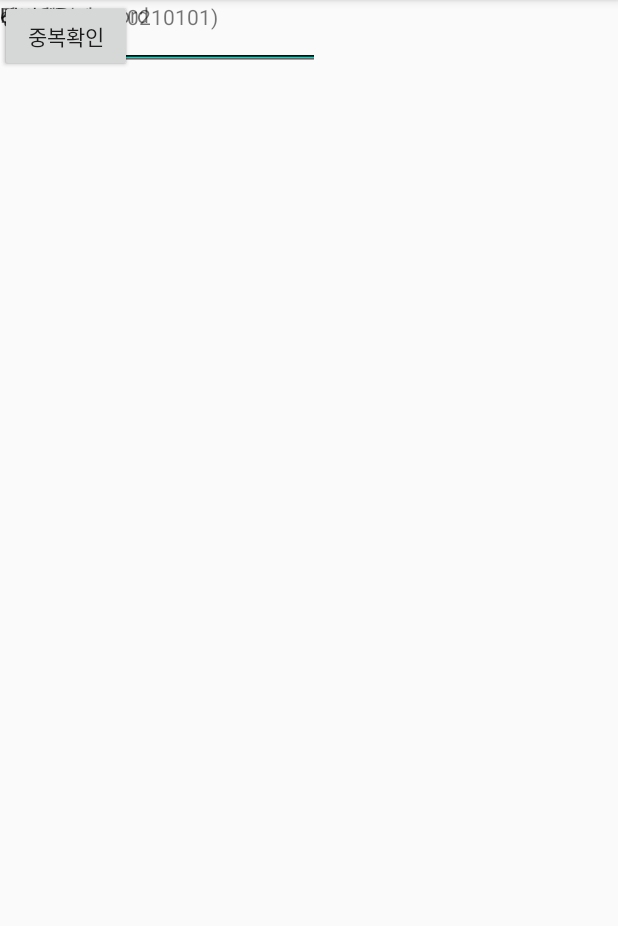
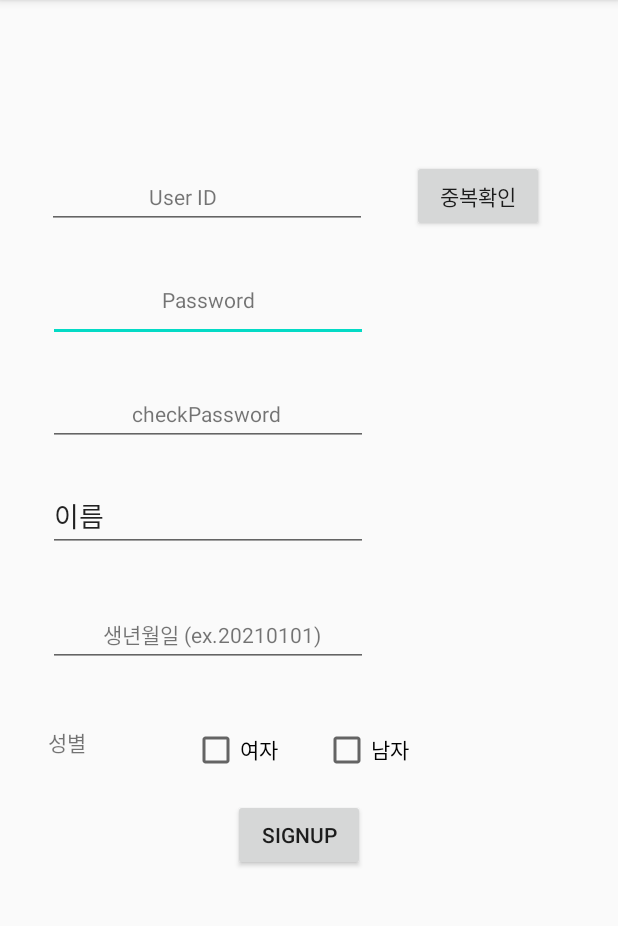
Before and after one commit to kbr2788/vegabond, an Android app: the SignupActivity screen opened directly, with no data from a screen before it, on a phone screen of 412 x 824 dp, the part 84-1010 px from its top. Run offline under Robolectric (Android 15) with nearby library versions, the phone set to English and light mode, and no system bars.

Commit message:
Update activity_signup.xml

```diff
--- a/app/src/main/res/layout/activity_signup.xml
+++ b/app/src/main/res/layout/activity_signup.xml
@@ -10,120 +10,154 @@
         android:id="@+id/button2"
         android:layout_width="wrap_content"
         android:layout_height="wrap_content"
+        android:layout_marginStart="27dp"
+        android:layout_marginTop="88dp"
         android:text="SIGNUP"
-        tools:layout_editor_absoluteX="154dp"
-        tools:layout_editor_absoluteY="527dp" />
+        app:layout_constraintStart_toStartOf="@+id/checkBox"
+        app:layout_constraintTop_toBottomOf="@+id/editTextDate" />
 
     <Button
         android:id="@+id/button4"
         android:layout_width="wrap_content"
         android:layout_height="wrap_content"
+        android:layout_marginEnd="19dp"
         android:text="중복확인"
-        tools:layout_editor_absoluteX="273dp"
-        tools:layout_editor_absoluteY="106dp" />
+        app:layout_constraintBaseline_toBaselineOf="@+id/editTextTextEmailAddress"
+        app:layout_constraintEnd_toEndOf="parent"
+        app:layout_constraintStart_toEndOf="@+id/editTextTextEmailAddress" />
 
     <CheckBox
         android:id="@+id/checkBox2"
-        android:layout_width="58dp"
-        android:layout_height="30dp"
+        android:layout_width="0dp"
+        android:layout_height="0dp"
+        android:layout_marginTop="72dp"
+        android:layout_marginEnd="138dp"
+        android:layout_marginBottom="65dp"
         android:text="남자"
-        tools:layout_editor_absoluteX="215dp"
-        tools:layout_editor_absoluteY="480dp" />
+        app:layout_constraintBottom_toBottomOf="@+id/button2"
+        app:layout_constraintEnd_toEndOf="parent"
+        app:layout_constraintStart_toEndOf="@+id/checkBox"
+        app:layout_constraintTop_toTopOf="@+id/textView5" />
 
     <CheckBox
         android:id="@+id/checkBox"
-        android:layout_width="59dp"
-        android:layout_height="30dp"
+        android:layout_width="0dp"
+        android:layout_height="0dp"
+        android:layout_marginEnd="29dp"
         android:text="여자"
-        tools:layout_editor_absoluteX="127dp"
-        tools:layout_editor_absoluteY="480dp" />
+        app:layout_constraintBottom_toBottomOf="@+id/checkBox2"
+        app:layout_constraintEnd_toStartOf="@+id/checkBox2"
+        app:layout_constraintStart_toEndOf="@+id/textView6"
+        app:layout_constraintTop_toTopOf="@+id/checkBox2" />
 
     <EditText
         android:id="@+id/editTextTextPassword"
         android:layout_width="wrap_content"
         android:layout_height="wrap_content"
+        android:layout_marginStart="32dp"
+        android:layout_marginTop="30dp"
         android:autofillHints=""
         android:ems="10"
         android:inputType="textPassword"
-        tools:layout_editor_absoluteX="32dp"
-        tools:layout_editor_absoluteY="182dp" />
+        app:layout_constraintStart_toStartOf="parent"
+        app:layout_constraintTop_toBottomOf="@+id/editTextTextEmailAddress" />
 
     <EditText
         android:id="@+id/editTextTextEmailAddress"
         android:layout_width="wrap_content"
         android:layout_height="wrap_content"
+        android:layout_marginStart="1dp"
+        android:layout_marginTop="107dp"
         android:autofillHints=""
         android:ems="10"
         android:inputType="textEmailAddress"
-        tools:layout_editor_absoluteX="32dp"
-        tools:layout_editor_absoluteY="107dp" />
+        app:layout_constraintEnd_toStartOf="@+id/button4"
+        app:layout_constraintStart_toStartOf="parent"
+        app:layout_constraintTop_toTopOf="parent" />
 
     <EditText
         android:id="@+id/editTextTextPassword2"
         android:layout_width="wrap_content"
         android:layout_height="wrap_content"
+        android:layout_marginStart="32dp"
+        android:layout_marginTop="24dp"
         android:ems="10"
         android:inputType="textPassword"
-        tools:layout_editor_absoluteX="32dp"
-        tools:layout_editor_absoluteY="251dp" />
+        app:layout_constraintStart_toStartOf="parent"
+        app:layout_constraintTop_toBottomOf="@+id/editTextTextPassword" />
 
     <EditText
         android:id="@+id/editTextTextPersonName"
         android:layout_width="wrap_content"
         android:layout_height="wrap_content"
+        android:layout_marginStart="32dp"
+        android:layout_marginTop="23dp"
         android:ems="10"
         android:inputType="textPersonName"
         android:text="이름"
-        tools:layout_editor_absoluteX="32dp"
-        tools:layout_editor_absoluteY="319dp" />
+        app:layout_constraintStart_toStartOf="parent"
+        app:layout_constraintTop_toBottomOf="@+id/editTextTextPassword2" />
 
     <EditText
         android:id="@+id/editTextDate"
         android:layout_width="wrap_content"
         android:layout_height="wrap_content"
+        android:layout_marginStart="32dp"
         android:ems="10"
         android:inputType="date"
-        tools:layout_editor_absoluteX="32dp"
-        tools:layout_editor_absoluteY="394dp" />
+        app:layout_constraintBaseline_toBaselineOf="@+id/textView5"
+        app:layout_constraintStart_toStartOf="parent" />
 
     <TextView
         android:id="@+id/textView6"
-        android:layout_width="58dp"
-        android:layout_height="30dp"
+        android:layout_width="0dp"
+        android:layout_height="0dp"
+        android:layout_marginStart="32dp"
+        android:layout_marginEnd="37dp"
         android:text="성별"
-        tools:layout_editor_absoluteX="32dp"
-        tools:layout_editor_absoluteY="480dp" />
+        app:layout_constraintBottom_toBottomOf="@+id/checkBox"
+        app:layout_constraintEnd_toStartOf="@+id/checkBox"
+        app:layout_constraintStart_toStartOf="parent"
+        app:layout_constraintTop_toTopOf="@+id/checkBox" />
 
     <TextView
         android:id="@+id/textView3"
         android:layout_width="wrap_content"
         android:layout_height="wrap_content"
+        android:layout_marginTop="7dp"
         android:text="Password"
-        tools:layout_editor_absoluteX="106dp"
-        tools:layout_editor_absoluteY="189dp" />
+        app:layout_constraintEnd_toEndOf="@+id/editTextTextPassword"
+        app:layout_constraintStart_toStartOf="@+id/editTextTextPassword"
+        app:layout_constraintTop_toTopOf="@+id/editTextTextPassword" />
 
     <TextView
         android:id="@+id/textView4"
         android:layout_width="wrap_content"
         android:layout_height="wrap_content"
+        android:layout_marginStart="87dp"
+        android:layout_marginEnd="87dp"
         android:text="checkPassword"
-        tools:layout_editor_absoluteX="87dp"
-        tools:layout_editor_absoluteY="264dp" />
+        app:layout_constraintBaseline_toBaselineOf="@+id/editTextTextPassword2"
+        app:layout_constraintEnd_toStartOf="@+id/button4"
+        app:layout_constraintStart_toStartOf="parent" />
 
     <TextView
         android:id="@+id/textView5"
         android:layout_width="wrap_content"
         android:layout_height="wrap_content"
+        android:layout_marginTop="44dp"
+        android:layout_marginEnd="31dp"
         android:text="생년월일 (ex.20210101)"
-        tools:layout_editor_absoluteX="64dp"
-        tools:layout_editor_absoluteY="408dp" />
+        app:layout_constraintEnd_toEndOf="@+id/editTextDate"
+        app:layout_constraintTop_toBottomOf="@+id/editTextTextPersonName" />
 
     <TextView
         android:id="@+id/textView2"
         android:layout_width="wrap_content"
         android:layout_height="wrap_content"
+        android:layout_marginStart="68dp"
         android:text="User ID"
-        tools:layout_editor_absoluteX="100dp"
-        tools:layout_editor_absoluteY="120dp" />
+        app:layout_constraintBaseline_toBaselineOf="@+id/editTextTextEmailAddress"
+        app:layout_constraintStart_toStartOf="@+id/editTextTextEmailAddress" />
 
 </androidx.constraintlayout.widget.ConstraintLayout>
```
